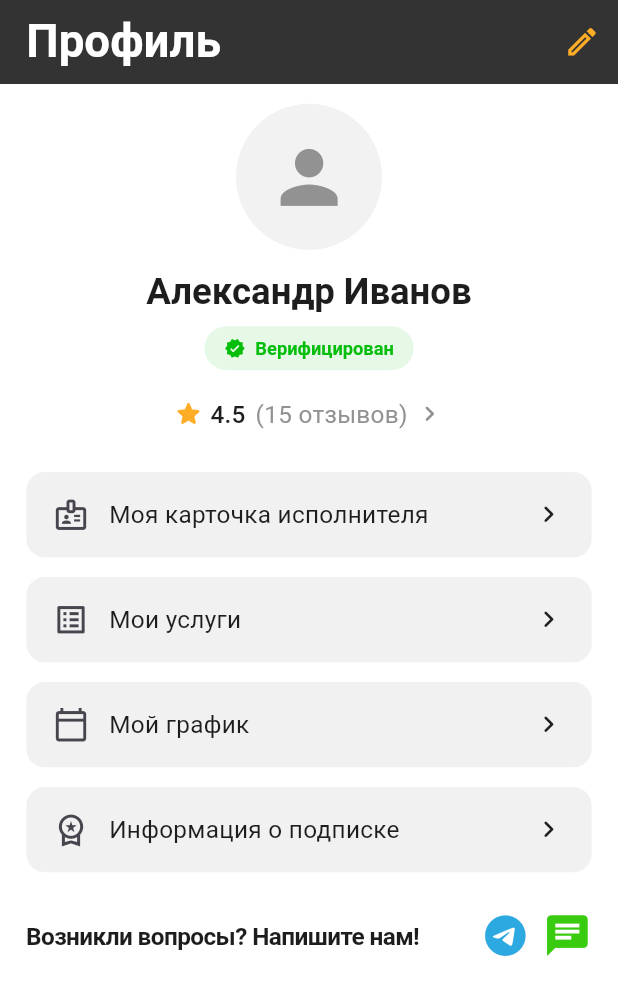
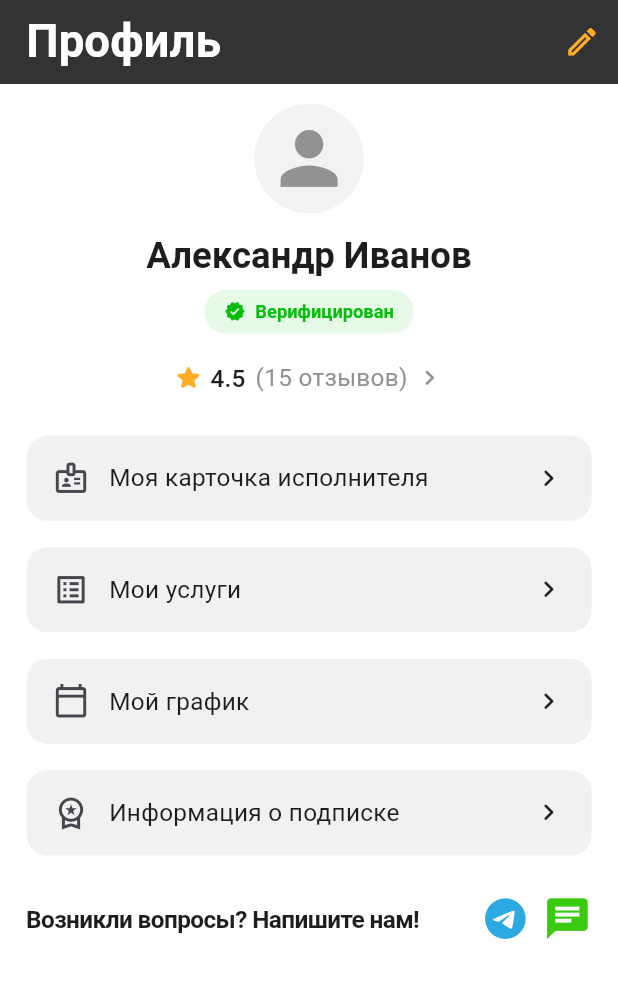
Before and after one commit to esflutter/dispetcher1, a Flutter app: the ProfileScreen screen opened by its route, on a phone screen of 412 x 824 dp. Shown: the top 995 px of the screen. Run offline on Flutter 3.47's test engine with Material 3 defaults, Android fonts, the phone set to English and light mode, and no system bars; our stand-ins replace flutter_screenutil, flutter_svg, go_router, mask_text_input_formatter, pinput, smooth_page_indicator.

Commit message:
Пиксель-проход: каталог, OTP, регистрация, профиль, ДС
- PrimaryButton 56h → 54h (Figma 343×54)
- OTP: gap между ячейками 8w → 4w
- Регистрация: цвет заголовка textBlack, radius поля 16r, чекбокс r=6
- Профиль: аватар 96 → 72, radius пунктов меню 14r, отступы 16
- Каталог: сетка 168×112 со Stack, padding/typography из Figma
- AppColors: textMuted, errorTint, telegramBlue, whatsappGreen
- AppTextStyles: resendLink (15/400/lh21)

flutter analyze: No issues found

Co-Authored-By: Claude Opus 4.6 (1M context) <noreply@anthropic.com>

```diff
--- a/lib/core/theme/app_colors.dart
+++ b/lib/core/theme/app_colors.dart
@@ -23,6 +23,7 @@ class AppColors {
   static const Color textPrimary = Color(0xFF1D1D1D);
   static const Color textSecondary = Color(0xFF49454F);
   static const Color textTertiary = Color(0xFF929292);
+  static const Color textMuted = Color(0xFF7A7A7A);
   static const Color textBlack = Color(0xFF141515);
   static const Color textHeading = Color(0xFF333333);
 
@@ -33,6 +34,9 @@ class AppColors {
   // Состояния
   static const Color success = Color(0xFF05BD0B);
   static const Color error = Color(0xFFE53935);
+  static const Color errorTint = Color(0xFFFDECEA);
+  static const Color telegramBlue = Color(0xFF2CA9E1);
+  static const Color whatsappGreen = Color(0xFF38CB10);
   static const Color warning = Color(0xFFFFAC26);
 
   // Рейтинг
--- a/lib/core/theme/app_text_styles.dart
+++ b/lib/core/theme/app_text_styles.dart
@@ -89,6 +89,10 @@ class AppTextStyles {
   static TextStyle get captionBold =>
       _t(size: 12, weight: FontWeight.w600, height: 16.8);
 
+  // 15 — resend link (Open Sans в Figma, унифицируем на Roboto)
+  static TextStyle get resendLink =>
+      _t(size: 15, weight: FontWeight.w400, height: 21, color: AppColors.textMuted);
+
   // 10
   static TextStyle get tiny =>
       _t(size: 10, weight: FontWeight.w500, height: 11.7);
--- a/lib/core/widgets/primary_button.dart
+++ b/lib/core/widgets/primary_button.dart
@@ -23,7 +23,7 @@ class PrimaryButton extends StatelessWidget {
   Widget build(BuildContext context) {
     return SizedBox(
       width: double.infinity,
-      height: height ?? 56.h,
+      height: height ?? 54.h,
       child: ElevatedButton(
         onPressed: enabled ? onPressed : null,
         style: ElevatedButton.styleFrom(
@@ -57,7 +57,7 @@ class SecondaryButton extends StatelessWidget {
   Widget build(BuildContext context) {
     return SizedBox(
       width: double.infinity,
-      height: height ?? 56.h,
+      height: height ?? 54.h,
       child: OutlinedButton(
         onPressed: onPressed,
         style: OutlinedButton.styleFrom(
--- a/lib/features/profile/profile_screen.dart
+++ b/lib/features/profile/profile_screen.dart
@@ -99,19 +99,19 @@ class ProfileScreen extends StatelessWidget {
               label: 'Моя карточка исполнителя',
               onTap: () => context.push('/executor-card'),
             ),
-            SizedBox(height: AppSpacing.sm),
+            SizedBox(height: AppSpacing.md),
             _ProfileMenuItem(
               icon: Icons.list_alt_outlined,
               label: 'Мои услуги',
               onTap: () => context.push('/services'),
             ),
-            SizedBox(height: AppSpacing.sm),
+            SizedBox(height: AppSpacing.md),
             _ProfileMenuItem(
               icon: Icons.calendar_today_outlined,
               label: 'Мой график',
               onTap: () => context.push('/schedule'),
             ),
-            SizedBox(height: AppSpacing.sm),
+            SizedBox(height: AppSpacing.md),
             _ProfileMenuItem(
               icon: Icons.workspace_premium_outlined,
               label: 'Информация о подписке',
@@ -149,10 +149,10 @@ class _Header extends StatelessWidget {
     return Column(
       children: [
         SizedBox(
-          width: 96.r,
-          height: 96.r,
+          width: 72.r,
+          height: 72.r,
           child: CircleAvatar(
-            radius: 48.r,
+            radius: 36.r,
             backgroundColor: AppColors.surfaceVariant,
             backgroundImage:
                 photoUrl != null ? NetworkImage(photoUrl!) : null,
@@ -213,10 +213,10 @@ class _ProfileMenuItem extends StatelessWidget {
   Widget build(BuildContext context) {
     return Material(
       color: AppColors.categoryCard,
-      borderRadius: BorderRadius.circular(AppSpacing.radiusM),
+      borderRadius: BorderRadius.circular(14.r),
       child: InkWell(
         onTap: onTap,
-        borderRadius: BorderRadius.circular(AppSpacing.radiusM),
+        borderRadius: BorderRadius.circular(14.r),
         child: Container(
           height: 56.h,
           padding: EdgeInsets.symmetric(horizontal: AppSpacing.md),
@@ -248,9 +248,9 @@ class _SupportFooter extends StatelessWidget {
               style: AppTextStyles.linkBold
                   .copyWith(color: AppColors.textPrimary)),
         ),
-        Icon(Icons.telegram, color: const Color(0xFF2CA9E1), size: 32.r),
+        Icon(Icons.telegram, color: AppColors.telegramBlue, size: 32.r),
         SizedBox(width: AppSpacing.xs),
-        Icon(Icons.chat, color: const Color(0xFF38CB10), size: 32.r),
+        Icon(Icons.chat, color: AppColors.whatsappGreen, size: 32.r),
       ],
     );
   }
@@ -319,7 +319,7 @@ class _BlockedNotice extends StatelessWidget {
       width: double.infinity,
       padding: EdgeInsets.all(AppSpacing.md),
       decoration: BoxDecoration(
-        color: const Color(0xFFFDECEA),
+        color: AppColors.errorTint,
         borderRadius: BorderRadius.circular(AppSpacing.radiusL),
       ),
       child: Column(
```
Also changed, not shown: lib/features/auth/otp_verification_screen.dart (+3 -6 lines), lib/features/auth/registration_screen.dart (+7 -4 lines), lib/features/catalog/catalog_categories_screen.dart (+4 -4 lines), lib/features/catalog/widgets/category_card.dart (+17 -18 lines).
